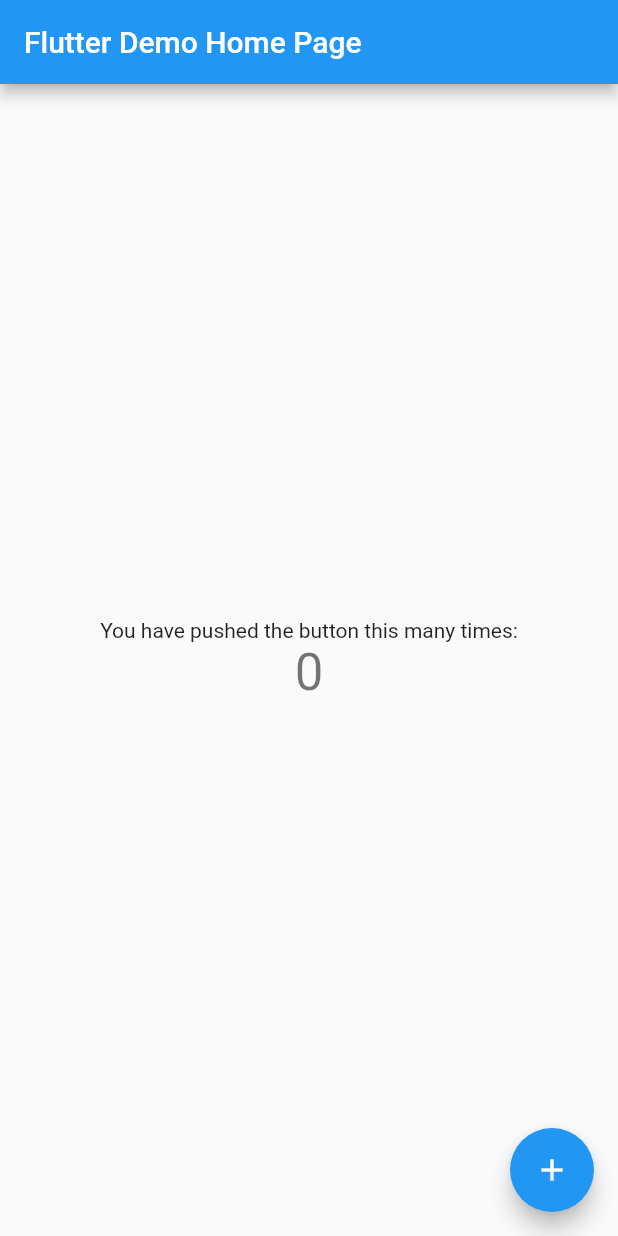
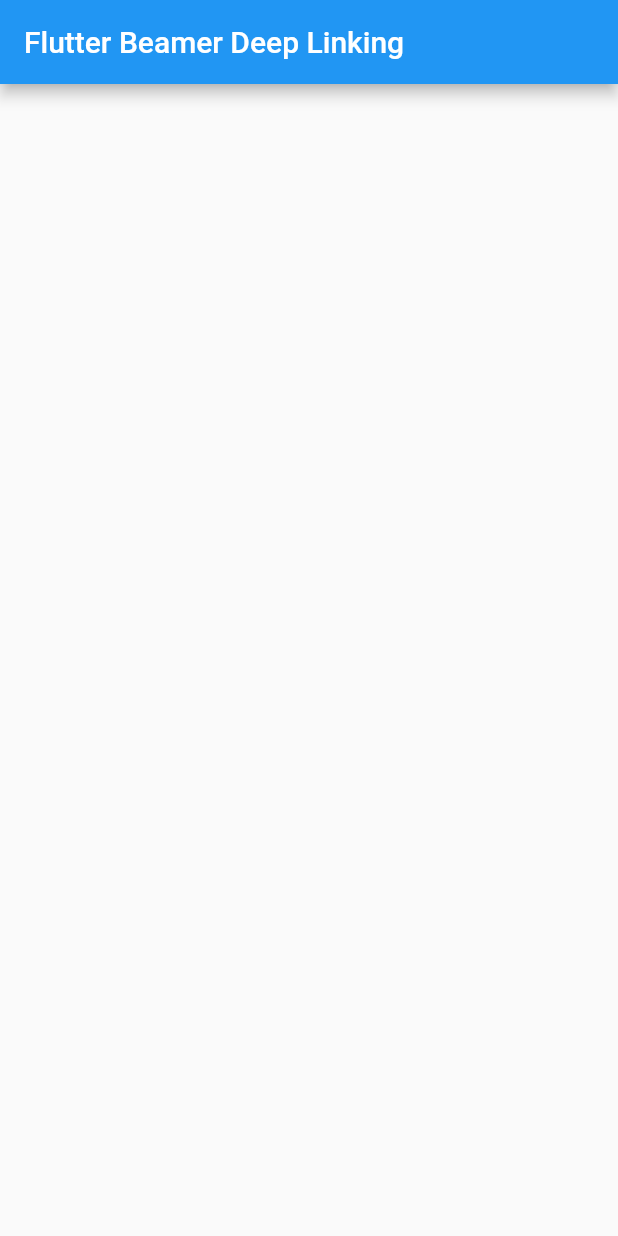
Before and after one commit to abegehr/flutter_beamer_deep_linking, a Flutter app: the screen it shows after launch, on a phone screen of 412 x 824 dp. Run offline on Flutter 3.47's test engine with Material 2 defaults, Android fonts, the phone set to English and light mode, and no system bars.

Commit message:
strip main.dart

```diff
--- a/lib/main.dart
+++ b/lib/main.dart
@@ -5,109 +5,23 @@
 }
 
 class MyApp extends StatelessWidget {
-  // This widget is the root of your application.
   @override
   Widget build(BuildContext context) {
     return MaterialApp(
-      title: 'Flutter Demo',
-      theme: ThemeData(
-        // This is the theme of your application.
-        //
-        // Try running your application with "flutter run". You'll see the
-        // application has a blue toolbar. Then, without quitting the app, try
-        // changing the primarySwatch below to Colors.green and then invoke
-        // "hot reload" (press "r" in the console where you ran "flutter run",
-        // or simply save your changes to "hot reload" in a Flutter IDE).
-        // Notice that the counter didn't reset back to zero; the application
-        // is not restarted.
-        primarySwatch: Colors.blue,
-      ),
-      home: MyHomePage(title: 'Flutter Demo Home Page'),
+      title: 'Flutter Beamer Deep Linking',
+      home: ListPage(),
     );
   }
 }
 
-class MyHomePage extends StatefulWidget {
-  MyHomePage({Key? key, required this.title}) : super(key: key);
-
-  // This widget is the home page of your application. It is stateful, meaning
-  // that it has a State object (defined below) that contains fields that affect
-  // how it looks.
-
-  // This class is the configuration for the state. It holds the values (in this
-  // case the title) provided by the parent (in this case the App widget) and
-  // used by the build method of the State. Fields in a Widget subclass are
-  // always marked "final".
-
-  final String title;
-
-  @override
-  _MyHomePageState createState() => _MyHomePageState();
-}
-
-class _MyHomePageState extends State<MyHomePage> {
-  int _counter = 0;
-
-  void _incrementCounter() {
-    setState(() {
-      // This call to setState tells the Flutter framework that something has
-      // changed in this State, which causes it to rerun the build method below
-      // so that the display can reflect the updated values. If we changed
-      // _counter without calling setState(), then the build method would not be
-      // called again, and so nothing would appear to happen.
-      _counter++;
-    });
-  }
-
+class ListPage extends StatelessWidget {
   @override
   Widget build(BuildContext context) {
-    // This method is rerun every time setState is called, for instance as done
-    // by the _incrementCounter method above.
-    //
-    // The Flutter framework has been optimized to make rerunning build methods
-    // fast, so that you can just rebuild anything that needs updating rather
-    // than having to individually change instances of widgets.
     return Scaffold(
       appBar: AppBar(
-        // Here we take the value from the MyHomePage object that was created by
-        // the App.build method, and use it to set our appbar title.
-        title: Text(widget.title),
+        title: Text("Flutter Beamer Deep Linking"),
       ),
-      body: Center(
-        // Center is a layout widget. It takes a single child and positions it
-        // in the middle of the parent.
-        child: Column(
-          // Column is also a layout widget. It takes a list of children and
-          // arranges them vertically. By default, it sizes itself to fit its
-          // children horizontally, and tries to be as tall as its parent.
-          //
-          // Invoke "debug painting" (press "p" in the console, choose the
-          // "Toggle Debug Paint" action from the Flutter Inspector in Android
-          // Studio, or the "Toggle Debug Paint" command in Visual Studio Code)
-          // to see the wireframe for each widget.
-          //
-          // Column has various properties to control how it sizes itself and
-          // how it positions its children. Here we use mainAxisAlignment to
-          // center the children vertically; the main axis here is the vertical
-          // axis because Columns are vertical (the cross axis would be
-          // horizontal).
-          mainAxisAlignment: MainAxisAlignment.center,
-          children: <Widget>[
-            Text(
-              'You have pushed the button this many times:',
-            ),
-            Text(
-              '$_counter',
-              style: Theme.of(context).textTheme.headline4,
-            ),
-          ],
-        ),
-      ),
-      floatingActionButton: FloatingActionButton(
-        onPressed: _incrementCounter,
-        tooltip: 'Increment',
-        child: Icon(Icons.add),
-      ), // This trailing comma makes auto-formatting nicer for build methods.
+      body: Container(),
     );
   }
 }
```
